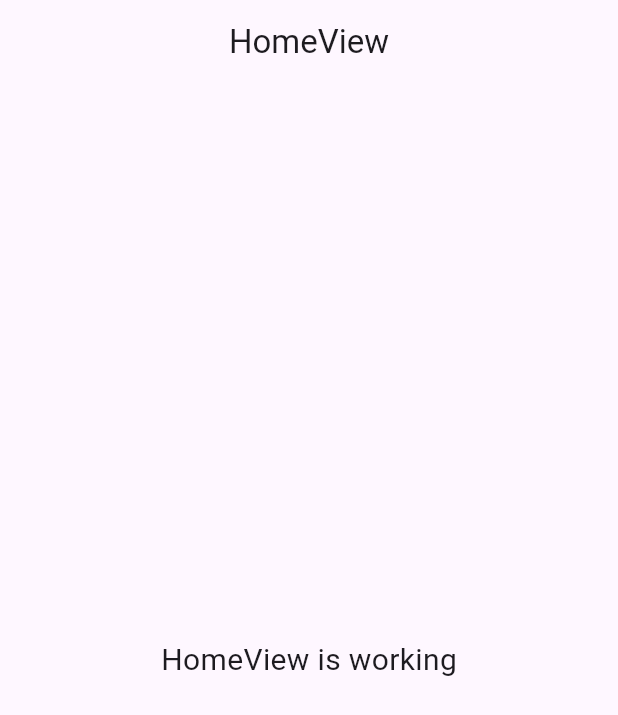
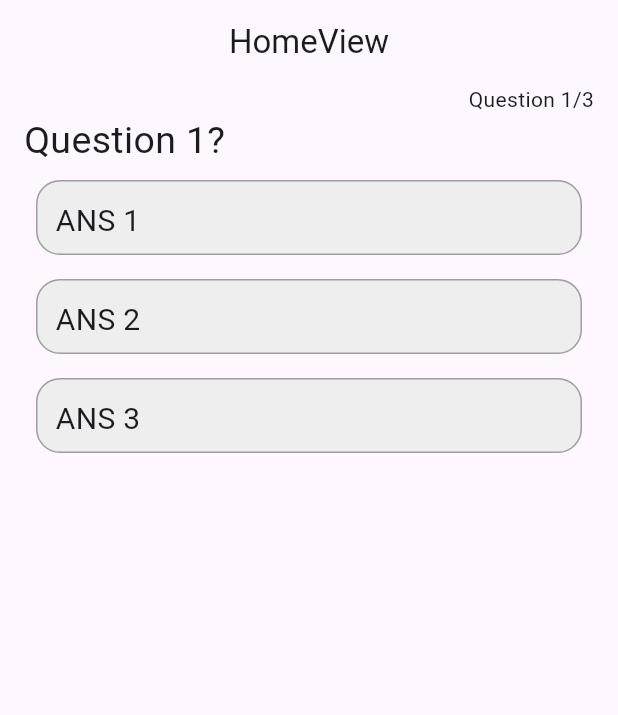
Before and after one commit to MohammedMubashirKhan/Quiz-App-Flutter, a Flutter app: the screen it shows after launch, on a phone screen of 412 x 824 dp. Shown: the top 715 px of the screen. Run offline on Flutter 3.47's test engine with Material 3 defaults, Android fonts, the phone set to English and light mode, and no system bars; our stand-ins replace get.

Commit message:
quiz qustion and answer view is created

```diff
--- /dev/null
+++ b/lib/app/modules/home/constans/dummy_questions.dart
@@ -0,0 +1,55 @@
+import 'package:quiz_app/app/modules/home/model/question_model.dart';
+
+List<Question> questions = [
+  Question(
+    text: "Question 1?",
+    options: [
+      Options(
+        text: "ANS 1",
+        isCorrect: false,
+      ),
+      Options(
+        text: "ANS 2",
+        isCorrect: false,
+      ),
+      Options(
+        text: "ANS 3",
+        isCorrect: false,
+      ),
+    ],
+  ),
+  Question(
+    text: "Question 1",
+    options: [
+      Options(
+        text: "ANS 1",
+        isCorrect: false,
+      ),
+      Options(
+        text: "ANS 2",
+        isCorrect: false,
+      ),
+      Options(
+        text: "ANS 3",
+        isCorrect: false,
+      ),
+    ],
+  ),
+  Question(
+    text: "Question 1",
+    options: [
+      Options(
+        text: "ANS 1",
+        isCorrect: false,
+      ),
+      Options(
+        text: "ANS 2",
+        isCorrect: false,
+      ),
+      Options(
+        text: "ANS 3",
+        isCorrect: false,
+      ),
+    ],
+  ),
+];
--- /dev/null
+++ b/lib/app/modules/home/model/question_model.dart
@@ -0,0 +1,23 @@
+class Question {
+  final String? text;
+  final List<Options>? options;
+  final bool isLocked;
+  final Options? selectedOption;
+
+  Question({
+    required this.text,
+    required this.options,
+    this.isLocked = false,
+    this.selectedOption,
+  });
+}
+
+class Options {
+  String? text;
+  bool? isCorrect;
+
+  Options({
+    required this.text,
+    required this.isCorrect,
+  });
+}
--- a/lib/app/modules/home/views/home_view.dart
+++ b/lib/app/modules/home/views/home_view.dart
@@ -1,11 +1,14 @@
 import 'package:flutter/material.dart';
 
 import 'package:get/get.dart';
+import 'package:quiz_app/app/modules/home/constans/dummy_questions.dart';
+import 'package:quiz_app/app/modules/home/model/question_model.dart';
 
 import '../controllers/home_controller.dart';
 
 class HomeView extends GetView<HomeController> {
   const HomeView({Key? key}) : super(key: key);
+  final int _questionNumber = 1;
   @override
   Widget build(BuildContext context) {
     return Scaffold(
@@ -13,12 +16,82 @@ class HomeView extends GetView<HomeController> {
         title: const Text('HomeView'),
         centerTitle: true,
       ),
-      body: const Center(
-        child: Text(
-          'HomeView is working',
-          style: TextStyle(fontSize: 20),
+      body: Padding(
+        padding: const EdgeInsets.symmetric(horizontal: 16.0),
+        child: Column(
+          crossAxisAlignment: CrossAxisAlignment.end,
+          children: [
+            Text(
+              "Question $_questionNumber/${questions.length}",
+            ),
+            Expanded(
+              child: PageView.builder(
+                itemCount: questions.length,
+                physics: const NeverScrollableScrollPhysics(),
+                itemBuilder: (context, index) {
+                  final question = questions[index];
+                  return buildQuestion(question);
+                },
+              ),
+            )
+          ],
         ),
       ),
     );
   }
 }
+
+Column buildQuestion(Question question) {
+  return Column(
+    crossAxisAlignment: CrossAxisAlignment.start,
+    children: [
+      Text(
+        "${question.text}",
+        style: const TextStyle(fontSize: 25.0),
+      ),
+      OptionsWidgets(question: question),
+    ],
+  );
+}
+
+class OptionsWidgets extends StatelessWidget {
+  const OptionsWidgets({
+    super.key,
+    required this.question,
+  });
+  final Question question;
+  @override
+  Widget build(BuildContext context) {
+    return Column(
+      children:
+          question.options!.map((options) => buildOptions(options)).toList(),
+    );
+  }
+}
+
+Widget buildOptions(Options options) {
+  return GestureDetector(
+    onTap: () {},
+    child: Container(
+      height: 50,
+      padding: const EdgeInsets.all(12),
+      margin: const EdgeInsets.all(8.0),
+      decoration: BoxDecoration(
+        color: Colors.grey.shade200,
+        borderRadius: BorderRadius.circular(16.0),
+        border: Border.all(color: Colors.grey),
+      ),
+      child: Row(
+        mainAxisAlignment: MainAxisAlignment.start,
+        children: [
+          Text(
+            "${options.text}",
+            style: const TextStyle(
+              fontSize: 20.0,
+            ),
+          ),
+        ],
+      ),
+    ),
+  );
+}
```
